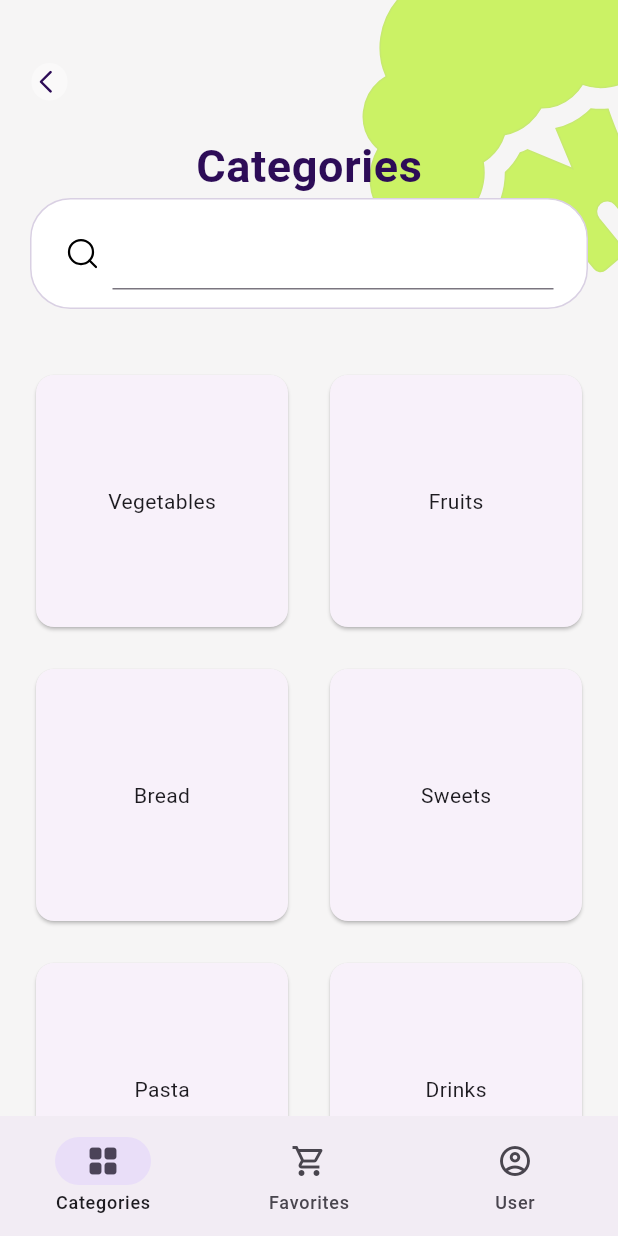
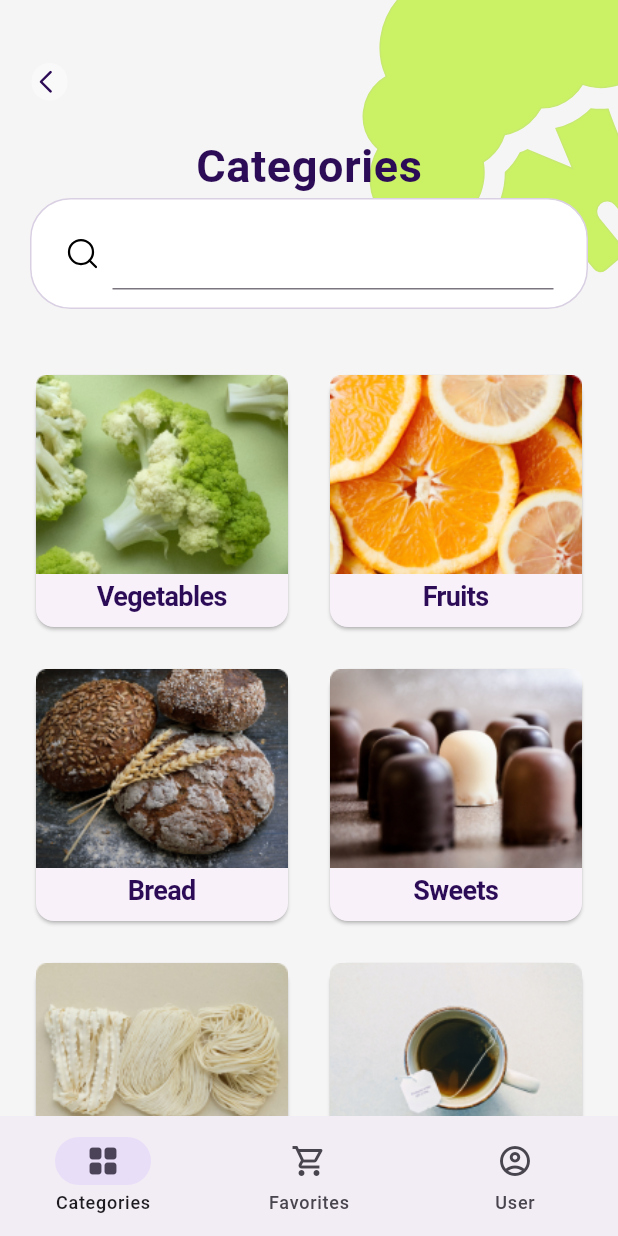
Before and after one commit to assyaIsk/flutter, a Flutter app: the Tabs screen opened by its route, on a phone screen of 412 x 824 dp. Run offline on Flutter 3.47's test engine with Material 3 defaults, Android fonts, the phone set to English and light mode, and no system bars; our stand-ins replace bloc, flutter_bloc, flutter_svg, freezed_annotation.

Commit message:
CategoryItem

```diff
--- a/lib/data/categories_data.dart
+++ b/lib/data/categories_data.dart
@@ -4,32 +4,32 @@
   const CategoryModel(
     name: 'Vegetables',
     count: 43,
-    image: '',
+    image: 'assets/png/vegetables.png',
   ),
   const CategoryModel(
     name: 'Fruits',
     count: 32,
-    image: '',
+    image: 'assets/png/fruits.png',
   ),
   const CategoryModel(
     name: 'Bread',
     count: 22,
-    image: '',
+    image: 'assets/png/bread.png',
   ),
   const CategoryModel(
     name: 'Sweets',
     count: 56,
-    image: '',
+    image: 'assets/png/sweet.png',
   ),
   const CategoryModel(
     name: 'Pasta',
     count: 43,
-    image: '',
+    image: 'assets/png/spagetti.png',
   ),
   const CategoryModel(
     name: 'Drinks',
     count: 43,
-    image: '',
+    image: 'assets/png/coffee.png',
   ),
   const CategoryModel(
     name: 'AAAA',
--- a/lib/screens/vegetable_detail.dart
+++ b/lib/screens/vegetable_detail.dart
@@ -31,7 +31,7 @@
                   decoration:
                       const BoxDecoration(color: AppStyles.violetLightColor),
                   child: Image.asset(
-                    'assets/Media.png',
+                    'assets/bg/Media.png',
                   ),
                 ),
               ),
--- a/lib/widgets/categories/category_item.dart
+++ b/lib/widgets/categories/category_item.dart
@@ -1,5 +1,6 @@
 import 'package:flutter/material.dart';
 import 'package:vegetables/models/category.dart';
+import 'package:vegetables/styles/style.dart';
 
 class CategoryItem extends StatelessWidget {
   const CategoryItem({super.key, required this.category});
@@ -8,7 +9,17 @@
   @override
   Widget build(BuildContext context) {
     return Card(
-      child: Center(child: Text(category.name)),
+      child: Column(children: [
+        Image.asset(
+            category.image == '' ? 'assets/png/default.png' : category.image),
+        const SizedBox(
+          height: 2,
+        ),
+        Text(
+          category.name,
+          style: AppStyles.violetDarkTextStyle18,
+        )
+      ]),
     );
   }
 }
--- a/pubspec.yaml
+++ b/pubspec.yaml
@@ -67,6 +67,8 @@
   assets:
     - assets/svg/
     - assets/images/
+    - assets/bg/
+    - assets/png/
     - assets/
   #   - images/a_dot_ham.jpeg
 
```
Also changed, not shown: assets/bg/Media.png (renamed from assets/Media.png), assets/png/bread.png (added), assets/png/coffee.png (added), assets/png/default.png (added), assets/png/fruits.png (added), assets/png/spagetti.png (added), assets/png/sweet.png (added), assets/png/vegetables.png (added).
